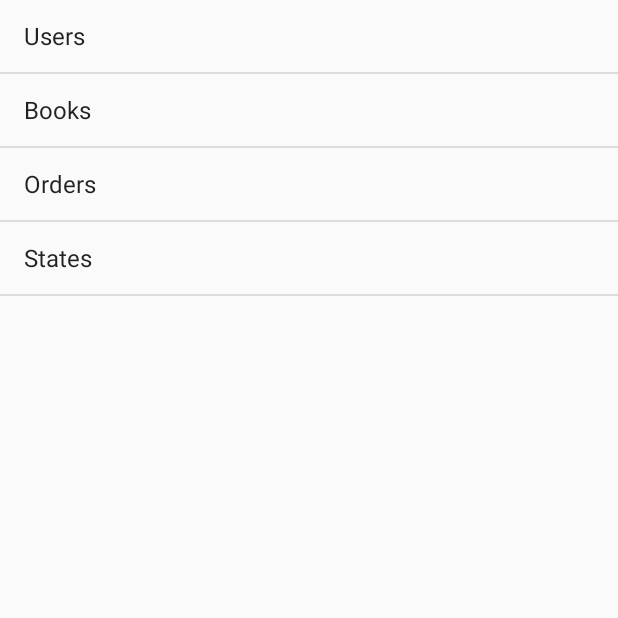
After one commit to jmossetc/ClassroomCommunity, an Android app: the ListeAmis screen opened directly, with no data from a screen before it, on a phone screen of 412 x 824 dp, the top half of it. The commit adds this screen. Run offline under Robolectric (Android 15) with nearby library versions, the phone set to English and light mode, and no system bars.

Commit message:
Ajout lv des amis (a automatiser avec une potentielle liste d'amis)
Si tu peux test de chopper une base ?

```diff
--- a/app/src/main/AndroidManifest.xml
+++ b/app/src/main/AndroidManifest.xml
@@ -25,6 +25,7 @@
             android:screenOrientation="portrait"
             android:theme="@style/Lock.Theme" />
         <activity android:name=".MainActivity"></activity>
+      <activity android:name=".ListeAmis"/>
     </application>
 
 </manifest>
--- /dev/null
+++ b/app/src/main/java/paci/iut/classroomcommunity/ListeAmis.java
@@ -0,0 +1,32 @@
+package paci.iut.classroomcommunity;
+
+import android.app.ListActivity;
+import android.os.Bundle;
+import android.view.View;
+import android.widget.ArrayAdapter;
+import android.widget.ListView;
+import android.widget.Toast;
+
+/**
+ * Created by PC-Vincent on 19/03/2018.
+ */
+
+public class ListeAmis extends ListActivity {
+  @Override
+  public void onCreate(Bundle savedInstanceState) {
+    super.onCreate(savedInstanceState);
+    setContentView(R.layout.listamis);
+
+    // set the list adapter
+    String[] entities = {"Users", "Books", "Orders", "States"};
+    ArrayAdapter<String> adapter = new ArrayAdapter<String>(this, android.R.layout.simple_list_item_1, entities);
+    setListAdapter(adapter);
+  }
+  public void onListItemClick(ListView parent, View v, int position, long id) {
+    String item = (String) getListAdapter().getItem(position);
+    Toast.makeText(this, item + " selected", Toast.LENGTH_LONG).show();
+
+    // alternatively, use 'position' with a string array defined in your class:
+    //selection.setText(projectsAsStrings[position]);
+  }
+}
--- /dev/null
+++ b/app/src/main/res/layout/listamis.xml
@@ -0,0 +1,11 @@
+<?xml version="1.0" encoding="utf-8"?>
+<RelativeLayout
+    xmlns:android="http://schemas.android.com/apk/res/android"
+  xmlns:tools="http://schemas.android.com/tools"
+  android:layout_width="match_parent"
+    android:layout_height="match_parent">
+
+  <ListView android:id="@android:id/list"
+    android:layout_width="fill_parent"
+    android:layout_height="fill_parent"/>
+</RelativeLayout>
```
Also changed, not shown: app/src/main/java/paci/iut/classroomcommunity/MainActivity.java (+11 -0 lines), app/src/main/res/layout/activity_main.xml (+8 -2 lines).
